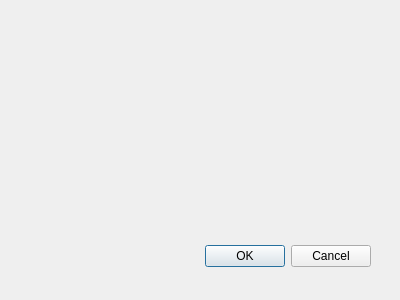
Qt form connectiondialog.ui (IMbackK/TelsysMaster) before a commit.
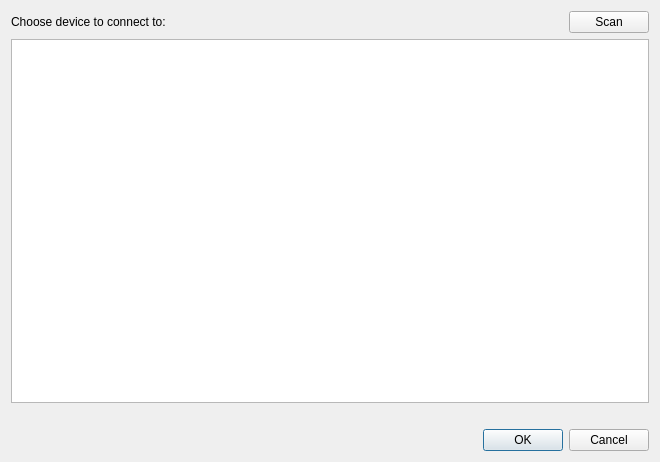
The same form after that commit.

Diff of the .ui file:
```diff
--- a/connectiondialog.ui
+++ b/connectiondialog.ui
@@ -8,29 +8,76 @@
    <rect>
     <x>0</x>
     <y>0</y>
-    <width>400</width>
-    <height>300</height>
+    <width>660</width>
+    <height>462</height>
    </rect>
   </property>
   <property name="windowTitle">
    <string>Dialog</string>
   </property>
-  <widget class="QDialogButtonBox" name="buttonBox">
-   <property name="geometry">
-    <rect>
-     <x>30</x>
-     <y>240</y>
-     <width>341</width>
-     <height>32</height>
-    </rect>
-   </property>
-   <property name="orientation">
-    <enum>Qt::Horizontal</enum>
-   </property>
-   <property name="standardButtons">
-    <set>QDialogButtonBox::Cancel|QDialogButtonBox::Ok</set>
-   </property>
-  </widget>
+  <layout class="QVBoxLayout" name="verticalLayout">
+   <item>
+    <layout class="QHBoxLayout" name="horizontalLayout">
+     <item>
+      <widget class="QLabel" name="label">
+       <property name="text">
+        <string>Choose device to connect to:</string>
+       </property>
+      </widget>
+     </item>
+     <item>
+      <spacer name="horizontalSpacer">
+       <property name="orientation">
+        <enum>Qt::Horizontal</enum>
+       </property>
+       <property name="sizeHint" stdset="0">
+        <size>
+         <width>40</width>
+         <height>20</height>
+        </size>
+       </property>
+      </spacer>
+     </item>
+     <item>
+      <widget class="QPushButton" name="pushButton_scann">
+       <property name="text">
+        <string>Scan</string>
+       </property>
+      </widget>
+     </item>
+    </layout>
+   </item>
+   <item>
+    <widget class="QListWidget" name="listWidget"/>
+   </item>
+   <item>
+    <layout class="QHBoxLayout" name="horizontalLayout_2">
+     <property name="topMargin">
+      <number>0</number>
+     </property>
+     <item>
+      <widget class="QLabel" name="label_Scanning">
+       <property name="text">
+        <string/>
+       </property>
+       <property name="alignment">
+        <set>Qt::AlignLeading|Qt::AlignLeft|Qt::AlignVCenter</set>
+       </property>
+      </widget>
+     </item>
+    </layout>
+   </item>
+   <item>
+    <widget class="QDialogButtonBox" name="buttonBox">
+     <property name="orientation">
+      <enum>Qt::Horizontal</enum>
+     </property>
+     <property name="standardButtons">
+      <set>QDialogButtonBox::Cancel|QDialogButtonBox::Ok</set>
+     </property>
+    </widget>
+   </item>
+  </layout>
  </widget>
  <pixmapfunction/>
  <resources/>
```
Left out of the diff: 7 changed lines with no effect on the pictures.
